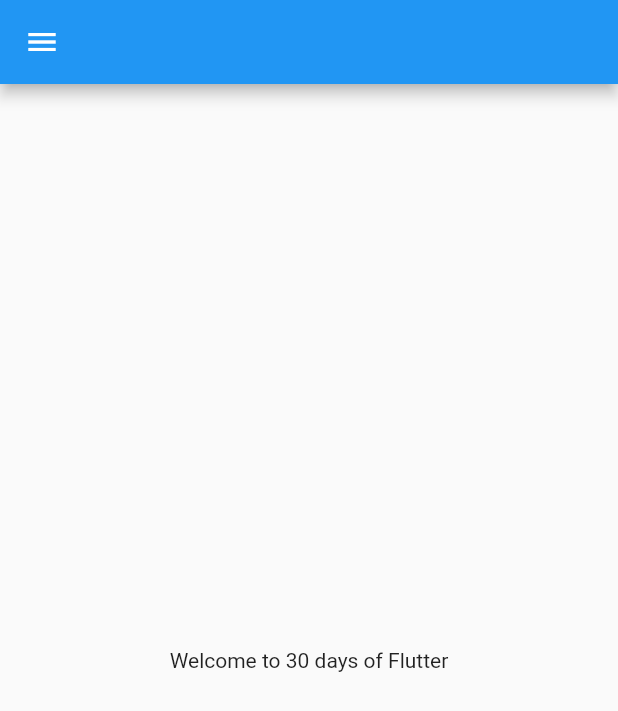
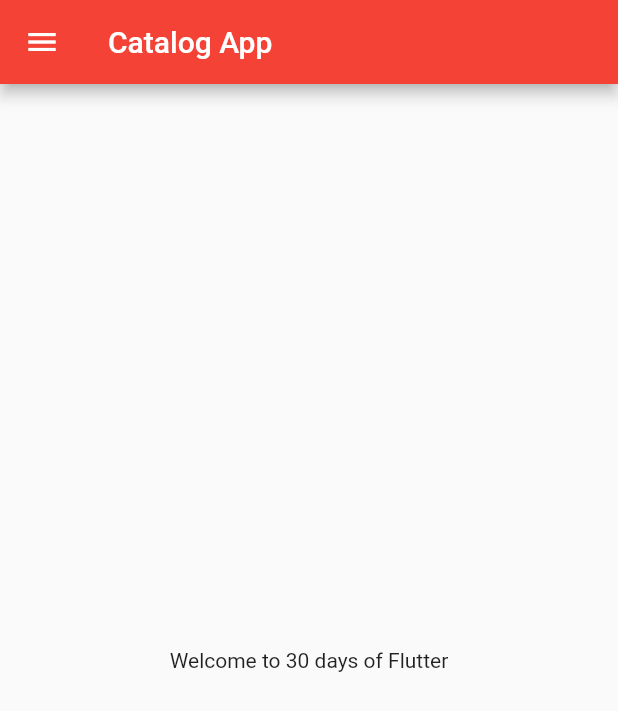
Before and after one commit to Manoj8477/flutter_demo, a Flutter app: the screen it shows after launch, on a phone screen of 412 x 824 dp. Shown: the top 711 px of the screen. Run offline on Flutter 3.47's test engine with Material 2 defaults, Android fonts, the phone set to English and light mode, and no system bars.

Commit message:
Day 3 Completed

```diff
--- a/lib/main.dart
+++ b/lib/main.dart
@@ -1,17 +1,27 @@
 // ignore_for_file: use_key_in_widget_constructors
 
-import 'package:demo_project/home_page.dart';
+import 'package:demo_project/pages/home_page.dart';
+import 'package:demo_project/pages/login_page.dart';
 import 'package:flutter/material.dart';
 
 void main() {
-  runApp( MyApp());
+  runApp(MyApp());
 }
 
 class MyApp extends StatelessWidget {
   @override
   Widget build(BuildContext context) {
     return MaterialApp(
-      home: HomePage(),
+      // home: HomePage(),
+      themeMode: ThemeMode.light,
+      theme: ThemeData(primarySwatch: Colors.red),
+      darkTheme: ThemeData(brightness: Brightness.dark),
+      initialRoute: "/Home",
+      routes: {
+        "/": (context) => LoginPage(),
+        "/Home": (context) => HomePage(),
+        "/Login": (context) => LoginPage(),
+      },
     );
   }
 }
--- a/lib/home_page.dart
+++ b/lib/pages/home_page.dart
@@ -7,13 +7,15 @@ class HomePage extends StatelessWidget {
   @override
   Widget build(BuildContext context) {
     return Scaffold(
-      appBar: AppBar(),
+      appBar: AppBar(
+        title: const Text("Catalog App"),
+      ),
       body: Center(
         child: Container(
           child: Text("Welcome to $days days of Flutter"),
         ),
       ),
-      drawer:const Drawer(),
+      drawer: const Drawer(),
     );
   }
 }
```
Also changed, not shown: lib/pages/login_page.dart (added, +10 -0 lines).
